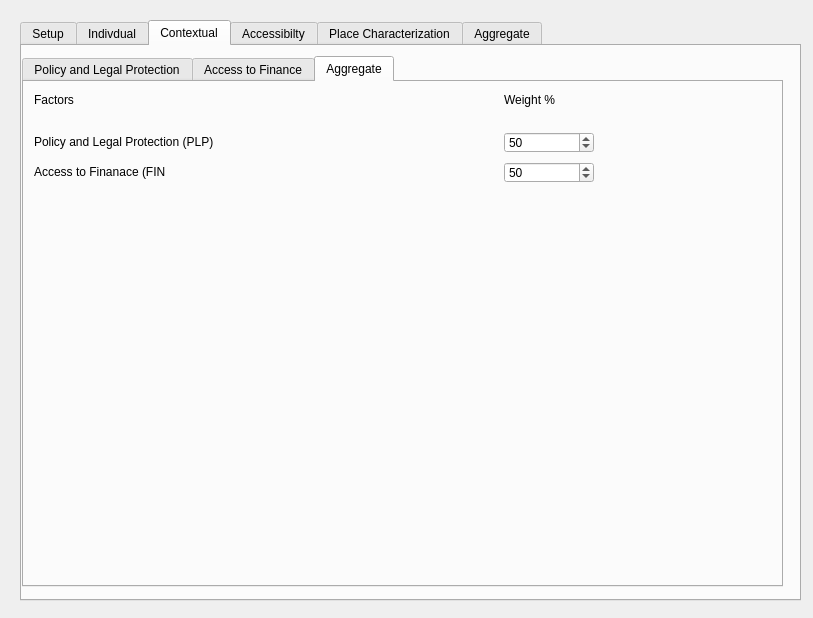
Above: gender_indicator_tool/gender_indicator_tool_dialog_base.ui from worldbank/GEEST before the change. Below: the same form after it.
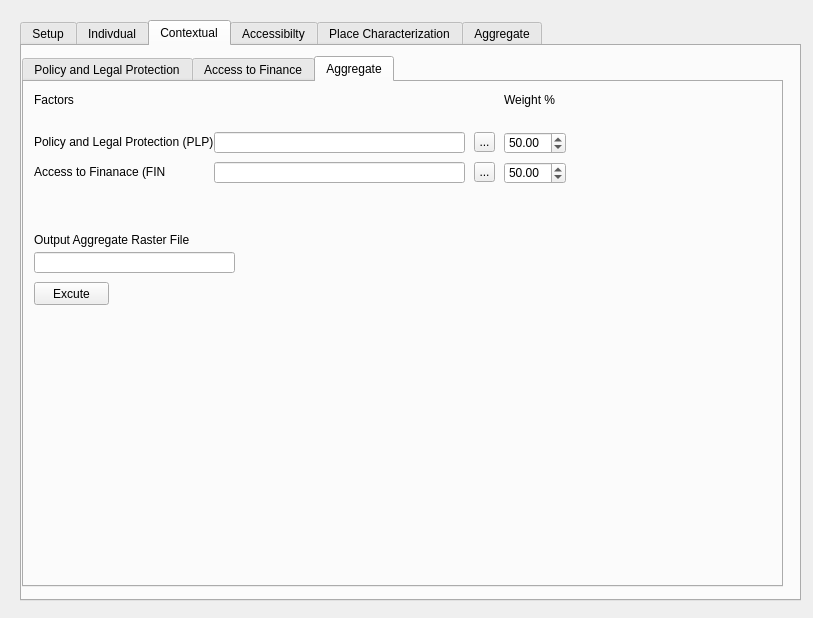
That is the form after the change. The open tabs and pages were chosen to show the change. Custom widgets are drawn as their Qt base class.

```diff
--- a/gender_indicator_tool/gender_indicator_tool_dialog_base.ui
+++ b/gender_indicator_tool/gender_indicator_tool_dialog_base.ui
@@ -833,58 +833,6 @@
       <attribute name="title">
        <string>Aggregate</string>
       </attribute>
-      <widget class="QgsSpinBox" name="rasterizeWeight_spinBox_11">
-       <property name="geometry">
-        <rect>
-         <x>480</x>
-         <y>80</y>
-         <width>90</width>
-         <height>21</height>
-        </rect>
-       </property>
-       <property name="maximum">
-        <number>100</number>
-       </property>
-       <property name="value">
-        <number>50</number>
-       </property>
-      </widget>
-      <widget class="QgsFileWidget" name="factor1_Field_4">
-       <property name="geometry">
-        <rect>
-         <x>190</x>
-         <y>50</y>
-         <width>281</width>
-         <height>31</height>
-        </rect>
-       </property>
-      </widget>
-      <widget class="QgsSpinBox" name="IDWweight_spinBox_4">
-       <property name="geometry">
-        <rect>
-         <x>480</x>
-         <y>50</y>
-         <width>90</width>
-         <height>21</height>
-        </rect>
-       </property>
-       <property name="maximum">
-        <number>100</number>
-       </property>
-       <property name="value">
-        <number>50</number>
-       </property>
-      </widget>
-      <widget class="QgsFileWidget" name="factor2_Field_8">
-       <property name="geometry">
-        <rect>
-         <x>190</x>
-         <y>80</y>
-         <width>281</width>
-         <height>31</height>
-        </rect>
-       </property>
-      </widget>
       <widget class="QLabel" name="label_48">
        <property name="geometry">
         <rect>
@@ -937,6 +885,129 @@
         <string>Policy and Legal Protection (PLP)</string>
        </property>
       </widget>
+      <widget class="QgsFilterLineEdit" name="FIN_Aggregate_Field">
+       <property name="geometry">
+        <rect>
+         <x>190</x>
+         <y>80</y>
+         <width>251</width>
+         <height>21</height>
+        </rect>
+       </property>
+       <property name="qgisRelation" stdset="0">
+        <string notr="true"/>
+       </property>
+      </widget>
+      <widget class="QgsFilterLineEdit" name="PLP_Aggregate_Field">
+       <property name="geometry">
+        <rect>
+         <x>190</x>
+         <y>50</y>
+         <width>251</width>
+         <height>21</height>
+        </rect>
+       </property>
+       <property name="qgisRelation" stdset="0">
+        <string notr="true"/>
+       </property>
+      </widget>
+      <widget class="QToolButton" name="PLP_Aggregate_TB">
+       <property name="geometry">
+        <rect>
+         <x>450</x>
+         <y>50</y>
+         <width>21</width>
+         <height>20</height>
+        </rect>
+       </property>
+       <property name="text">
+        <string>...</string>
+       </property>
+      </widget>
+      <widget class="QDoubleSpinBox" name="FIN_Aggregate_SB">
+       <property name="geometry">
+        <rect>
+         <x>480</x>
+         <y>80</y>
+         <width>62</width>
+         <height>22</height>
+        </rect>
+       </property>
+       <property name="maximum">
+        <double>100.000000000000000</double>
+       </property>
+       <property name="value">
+        <double>50.000000000000000</double>
+       </property>
+      </widget>
+      <widget class="QToolButton" name="FIN_Aggregate_TB">
+       <property name="geometry">
+        <rect>
+         <x>450</x>
+         <y>80</y>
+         <width>21</width>
+         <height>20</height>
+        </rect>
+       </property>
+       <property name="text">
+        <string>...</string>
+       </property>
+      </widget>
+      <widget class="QDoubleSpinBox" name="PLP_Aggregate_SB">
+       <property name="geometry">
+        <rect>
+         <x>480</x>
+         <y>50</y>
+         <width>62</width>
+         <height>22</height>
+        </rect>
+       </property>
+       <property name="maximum">
+        <double>100.000000000000000</double>
+       </property>
+       <property name="value">
+        <double>50.000000000000000</double>
+       </property>
+      </widget>
+      <widget class="QPushButton" name="Contextual_AggregateExecute_PB">
+       <property name="geometry">
+        <rect>
+         <x>10</x>
+         <y>200</y>
+         <width>75</width>
+         <height>23</height>
+        </rect>
+       </property>
+       <property name="text">
+        <string>Excute</string>
+       </property>
+      </widget>
+      <widget class="QgsFilterLineEdit" name="Contextual_AggregateOutput_Field_2">
+       <property name="geometry">
+        <rect>
+         <x>10</x>
+         <y>170</y>
+         <width>201</width>
+         <height>21</height>
+        </rect>
+       </property>
+       <property name="qgisRelation" stdset="0">
+        <string notr="true"/>
+       </property>
+      </widget>
+      <widget class="QLabel" name="label_82">
+       <property name="geometry">
+        <rect>
+         <x>10</x>
+         <y>150</y>
+         <width>231</width>
+         <height>16</height>
+        </rect>
+       </property>
+       <property name="text">
+        <string>Output Aggregate Raster File</string>
+       </property>
+      </widget>
      </widget>
     </widget>
    </widget>
```
Left out of the diff: 131 changed lines with no effect on the pictures.
